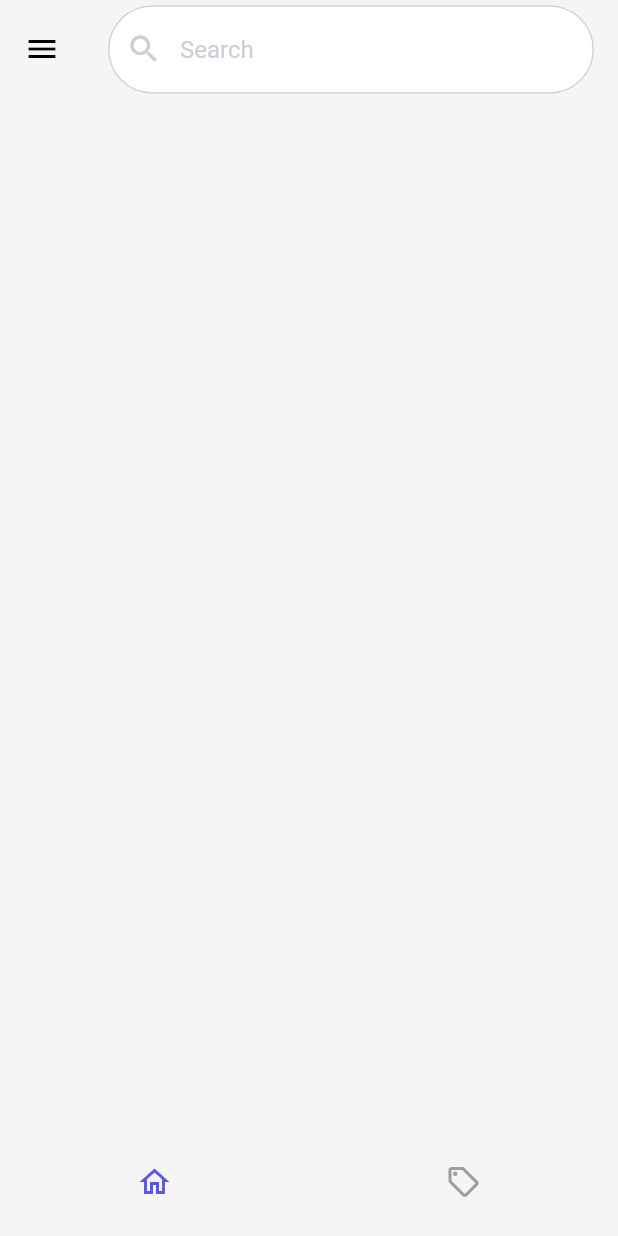
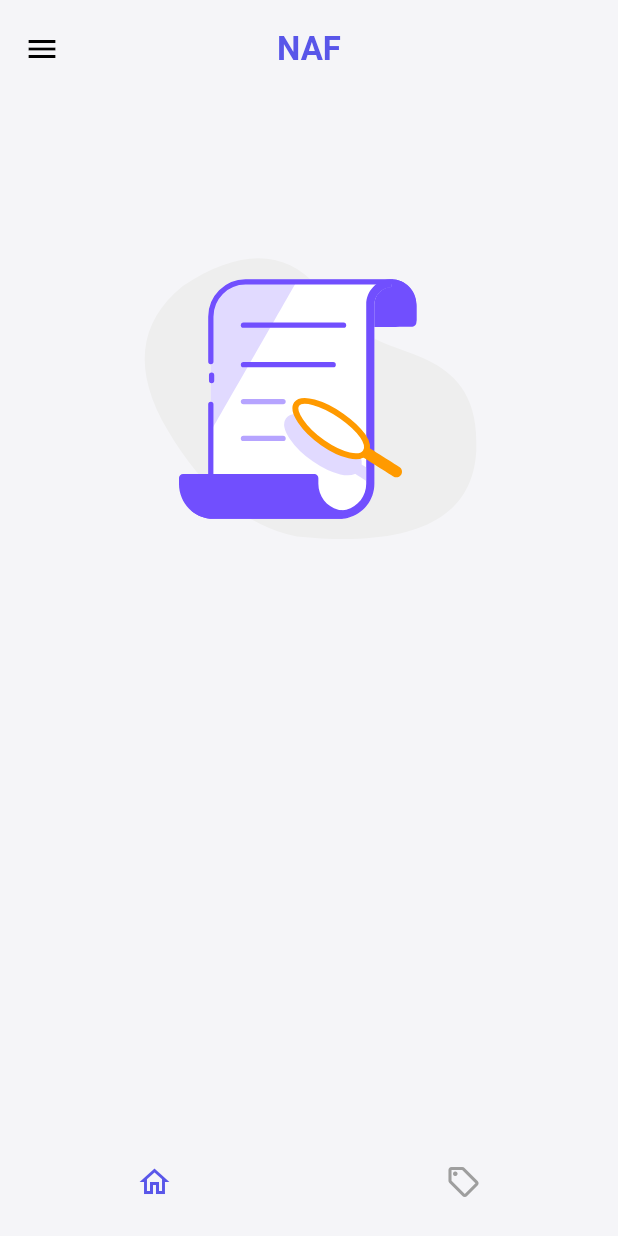
Before and after one commit to BekzodGayratov/Naf, a Flutter app: the screen it shows after launch, after a tap on "Get started", on a phone screen of 412 x 824 dp. Run offline on Flutter 3.47's test engine with Material 2 defaults, Android fonts, the phone set to English and light mode, and no system bars; our stand-ins replace bloc, cached_network_image, cloud_firestore, dio, easy_localization, firebase_auth and 7 more; accounts and stored records are empty; network calls fail.

Commit message:
first release

```diff
--- a/lib/core/widgets/text_form_field.dart
+++ b/lib/core/widgets/text_form_field.dart
@@ -34,6 +34,7 @@ class TextFormFieldWidget extends StatelessWidget {
   @override
   Widget build(BuildContext context) {
     return TextFormField(
+      style: const TextStyle(color: NafTheme.iconColor),
       onTap: onTap,
       obscureText: obscureText ?? false,
       validator: validator,
@@ -42,6 +43,7 @@ class TextFormFieldWidget extends StatelessWidget {
       cursorColor: NafTheme.itemColor,
       keyboardType: textInputType,
       decoration: InputDecoration(
+
         prefixIcon: prefixIcon,
         labelText: labelText,
         labelStyle: const TextStyle(
--- a/lib/cubit/auth/sign_in/sign_in_cubit.dart
+++ b/lib/cubit/auth/sign_in/sign_in_cubit.dart
@@ -24,7 +24,7 @@ class SignInCubit extends Cubit<SignInState> {
     }
   }
 
-  deavtiveFields() {
+  deactiveFields() {
     emailController.clear();
     passwordController.clear();
   }
--- a/lib/cubit/auth/sign_up/sign_up_cubit.dart
+++ b/lib/cubit/auth/sign_up/sign_up_cubit.dart
@@ -27,6 +27,7 @@ class SignUpCubit extends Cubit<SignUpState> {
   }
 
   deactiveFields() {
+    nameController.clear();
     emailController.clear();
     passwordController.clear();
   }
--- a/lib/lang/uz.json
+++ b/lib/lang/uz.json
@@ -33,7 +33,9 @@
     "profile":"Profil",
     "myProfile":"Mening profilm",
     "serverErr":"Server xatosi",
-    "logout": "Chiqish"
+    "logout": "Chiqish",
+    "changeLang":"Tilni o'zgartirish"
+
 
 
 }
--- a/lib/main.dart
+++ b/lib/main.dart
@@ -1,4 +1,3 @@
-
 import 'package:easy_localization/easy_localization.dart';
 import 'package:firebase_core/firebase_core.dart';
 import 'package:flutter/material.dart';
@@ -12,6 +11,7 @@ import 'package:responsive/cubit/profile/profile_state.dart';
 import 'package:responsive/router/router.dart';
 
 void main() async {
+
   WidgetsFlutterBinding.ensureInitialized();
   await Firebase.initializeApp();
   await EasyLocalization.ensureInitialized();
--- a/lib/service/remote/firestore_service.dart
+++ b/lib/service/remote/firestore_service.dart
@@ -1,5 +1,6 @@
 import 'package:cloud_firestore/cloud_firestore.dart';
 import 'package:easy_localization/easy_localization.dart';
+import 'package:firebase_auth/firebase_auth.dart';
 import 'package:responsive/helpers/alert_widget.dart';
 
 class FirestoreService {
@@ -17,6 +18,7 @@ class FirestoreService {
         "name": productName,
         "about": productDesc,
         "cost": productCost,
+        "email": FirebaseAuth.instance.currentUser!.email,
         "created_at": FieldValue.serverTimestamp().toString()
       });
       showNafAlert("productAdded".tr());
--- a/lib/view/auth/sign_in/sign_in_page.dart
+++ b/lib/view/auth/sign_in/sign_in_page.dart
@@ -19,6 +19,7 @@ class SignInPage extends StatefulWidget {
 
 class _SignInPageState extends State<SignInPage> {
   bool obscureText = false;
+
   @override
   Widget build(BuildContext context) {
     return BlocConsumer<SignInCubit, SignInState>(
@@ -26,6 +27,7 @@ class _SignInPageState extends State<SignInPage> {
           if (state is SignInErrorState) {
             showNafAlert(state.error);
           } else if (state is SignInCompleteState) {
+            context.read<SignInCubit>().deactiveFields();
             Navigator.pushNamedAndRemoveUntil(context, '/', (route) => false);
           }
         },
@@ -33,12 +35,12 @@ class _SignInPageState extends State<SignInPage> {
   }
 
   SafeArea _scaffold(BuildContext context, SignInState state) => SafeArea(
-    child: Scaffold(
+        child: Scaffold(
           resizeToAvoidBottomInset: true,
           backgroundColor: const Color(0xff5956E9),
           body: _signInForm(context, state),
         ),
-  );
+      );
 
   Form _signInForm(BuildContext context, SignInState state) => Form(
         child: Column(
--- a/lib/view/auth/sign_up/sign_up_page.dart
+++ b/lib/view/auth/sign_up/sign_up_page.dart
@@ -19,6 +19,7 @@ class SignUpPage extends StatefulWidget {
 
 class _SignUpPageState extends State<SignUpPage> {
   bool obscureText = false;
+
   @override
   Widget build(BuildContext context) {
     return BlocConsumer<SignUpCubit, SignUpState>(
@@ -26,6 +27,7 @@ class _SignUpPageState extends State<SignUpPage> {
           if (state is SignUpErrorState) {
             showNafAlert(state.error);
           } else if (state is SignUpCompleteState) {
+            context.read<SignUpCubit>().deactiveFields();
             Navigator.pushNamedAndRemoveUntil(context, '/', (route) => false);
           }
         },
@@ -33,12 +35,12 @@ class _SignUpPageState extends State<SignUpPage> {
   }
 
   SafeArea _scaffold(BuildContext context, SignUpState state) => SafeArea(
-    child: Scaffold(
+        child: Scaffold(
           backgroundColor: const Color(0xff5956E9),
           resizeToAvoidBottomInset: true,
           body: SafeArea(child: _signInForm(context, state)),
         ),
-  );
+      );
 
   Form _signInForm(BuildContext context, SignUpState state) => Form(
         child: Column(
--- a/lib/view/home/home_page.dart
+++ b/lib/view/home/home_page.dart
@@ -40,12 +40,13 @@ class _HomePageState extends State<HomePage> {
         drawer: DrawerWidget(),
         appBar: AppBar(
           toolbarHeight: context.height * 0.08,
-          title: SearchTextFormWidget(
-            prefixIcon: const Icon(
-              Icons.search,
-              color: Color(0xffCCCDD6),
-            ),
-            hintText: "search".tr(),
+          centerTitle: true,
+          title: const Text(
+            "NAF",
+            style: TextStyle(
+                fontSize: 22.0,
+                fontWeight: FontWeight.w600,
+                color: NafTheme.iconColor),
           ),
         ),
         body: _screens[_currentIndex],
--- a/lib/view/main/main_page.dart
+++ b/lib/view/main/main_page.dart
@@ -5,9 +5,10 @@ import 'package:cloud_firestore/cloud_firestore.dart';
 import 'package:easy_localization/easy_localization.dart';
 import 'package:flutter/material.dart';
 import 'package:flutter_bloc/flutter_bloc.dart';
+import 'package:flutter_svg/svg.dart';
+import 'package:lottie/lottie.dart';
 import 'package:responsive/core/extensions/media_query_ext.dart';
 import 'package:responsive/cubit/home/home_cubit.dart';
-import 'package:responsive/helpers/image_viewer_widget.dart';
 
 class MainPage extends StatelessWidget {
   const MainPage({super.key});
@@ -31,12 +32,15 @@ class MainPage extends StatelessWidget {
                   return const Center(
                     child: CircularProgressIndicator.adaptive(),
                   );
-                }
-
+                } else {
                   List<Map<String, dynamic>> data = [];
                   snapshot.data!.docs.map((DocumentSnapshot document) {
                     data.add(document.data() as Map<String, dynamic>);
                   }).toList();
+                  if (data.isEmpty) {
+                    return Center(
+                        child: Lottie.asset("assets/product/noItem.json"));
+                  } else {
                     return ListView.builder(
                       scrollDirection: Axis.horizontal,
                       itemBuilder: (context, index) {
@@ -65,7 +69,8 @@ class MainPage extends StatelessWidget {
                                               color: Color(0xffE8E8E8))
                                         ],
                                         color: const Color(0xffFFFFFF),
-                                    borderRadius: BorderRadius.circular(25.0)),
+                                        borderRadius:
+                                            BorderRadius.circular(25.0)),
                                     child: Column(
                                       children: [
                                         SizedBox(
@@ -125,12 +130,15 @@ class MainPage extends StatelessWidget {
                                   right: 0,
                                   child: CircleAvatar(
                                     radius: 70,
-                                backgroundImage: data[index]['image'] != null
+                                    backgroundImage:
+                                        data[index]['image'] != null
                                             ? CachedNetworkImageProvider(
                                                 data[index]['image'])
                                             : null,
                                     child: (data[index]['image'] == null ||
-                                        data[index]['image'].toString().isEmpty)
+                                            data[index]['image']
+                                                .toString()
+                                                .isEmpty)
                                         ? Image.asset(
                                             "assets/product/noImage.jpg",
                                             fit: BoxFit.cover,
@@ -143,6 +151,8 @@ class MainPage extends StatelessWidget {
                       },
                       itemCount: snapshot.data!.docs.length,
                     );
+                  }
+                }
               }),
         )
       ],
--- a/lib/view/splash/splash_screen.dart
+++ b/lib/view/splash/splash_screen.dart
@@ -28,11 +28,11 @@ class SplashScreen extends StatelessWidget {
                 SizedBox(
                   height: context.height * 0.04,
                 ),
-                const Expanded(
+                Expanded(
                   flex: 4,
                   child: Text(
-                    "Find your gadget",
-                    style: TextStyle(
+                    "findGadget".tr(),
+                    style: const TextStyle(
                         fontSize: 50,
                         fontWeight: FontWeight.w600,
                         color: Colors.white),
--- a/pubspec.yaml
+++ b/pubspec.yaml
@@ -50,6 +50,7 @@ dependencies:
   path_provider: ^2.0.11
   cached_network_image: ^3.2.2
   flutter_svg: ^1.1.5
+  lottie: ^1.4.3
 
 dev_dependencies:
   flutter_test:
```
Also changed, not shown: assets/product/noItem.json (added, +1 -0 lines), lib/lang/en.json (+36 -34 lines), lib/view/profile/profile_page.dart (+42 -2 lines), pubspec.lock. Lines whose indentation alone changed are shown as unchanged.
